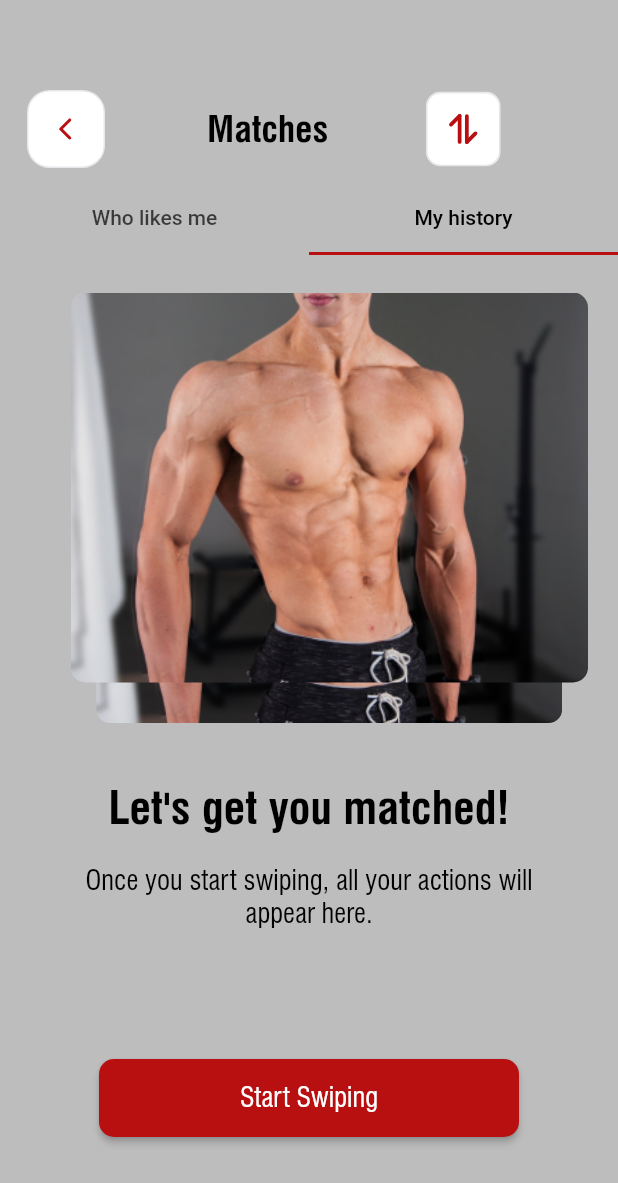
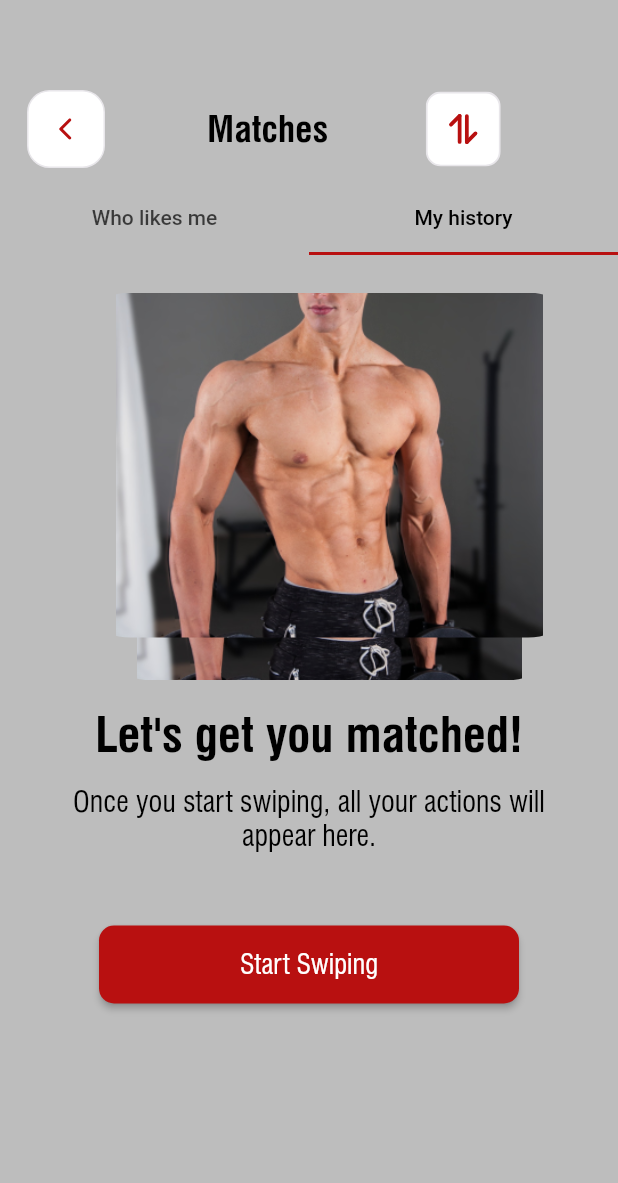
Before and after one commit to ahsanmubashir01/spotter, a Flutter app: the HomePage screen opened by its route, tab 2 chosen, on a phone screen of 412 x 824 dp. Shown: the top 1183 px of the screen. Run offline on Flutter 3.47's test engine with Material 2 defaults, Android fonts, the phone set to English and light mode, and no system bars; drawn by our look-alikes of flutter_card_swiper; our stand-ins replace cached_network_image, cloud_firestore, connectivity_plus, dotted_border, expandable_text, firebase_auth and 9 more; accounts and stored records are empty.

Commit message:
spotter desin

```diff
--- a/lib/screens/logicaBottomNavigatorBar.screen.dart
+++ b/lib/screens/logicaBottomNavigatorBar.screen.dart
@@ -28,8 +28,8 @@ class _LogicaBottomNavigatorBarScreenState
 
   static List<Widget> _widgetOptions = <Widget>[
     ExploreMainScreen(),
-    Matches(),
-    // HomePage(),
+    // Matches(),
+    HomePage(),
     MessageList(),
     Fitness(),
   ];
--- a/lib/screens/registroScreens/likes.dart
+++ b/lib/screens/registroScreens/likes.dart
@@ -25,7 +25,7 @@ class HomePage extends StatelessWidget {
                     child: Text(
                       '   Matches',
                       style:
-                          TextStyle(fontSize: 24, fontWeight: FontWeight.bold),
+                      TextStyle(fontSize: 24, fontWeight: FontWeight.bold),
                     ),
                   ),
                   SizedBox(width: 65),
@@ -54,41 +54,22 @@ class HomePage extends StatelessWidget {
               child: Container(
                 child: TabBarView(
                   children: [
-                    // First tab content / singlechildscrollview
                     Column(
                       children: [
-                        Padding(
-                          padding: const EdgeInsets.fromLTRB(27, 0, 0, 0),
-                          child: Container(
-                            height: 310,
-                            child: CardSwiper(
-                              cardsCount: 3,
-                              onSwipe: _onSwipe,
-                              cardBuilder: (context, index) => ClipRRect(
-                                borderRadius: BorderRadius.circular(10),
-                                child: Image.asset(
-                                  'assets/images/fit.png',
-                                  height: 300,
-                                  width: 250,
-                                  fit: BoxFit.cover,
-                                ),
-                              ),
-                            ),
-                          ),
-                        ),
-                        SizedBox(height: 30),
+                        _buildSwiperContent(_onSwipe),
+                        SizedBox(height: 10),
                         Text(
                           'Give them a reason\nto notice you',
                           style: TextStyle(
-                              fontWeight: FontWeight.bold, fontSize: 30),
+                              fontWeight: FontWeight.bold, fontSize: 32),
                           textAlign: TextAlign.center,
                         ),
-                        SizedBox(height: 20),
+                        SizedBox(height: 5),
                         Text(
                           'People who like you will appear here.\nBrush up your profile to attract more likes.',
-                          textAlign: TextAlign.center,
+                          textAlign: TextAlign.center,style: TextStyle(fontSize: 19),
                         ),
-                        SizedBox(height: 50),
+                        SizedBox(height: 30),
                         Container(
                           width: 280,
                           child: ElevatedButton(
@@ -106,41 +87,24 @@ class HomePage extends StatelessWidget {
                         ),
                       ],
                     ),
-                    // Second tab content / singlechildscrollview
                     Column(
                       children: [
-                        Padding(
-                          padding: const EdgeInsets.fromLTRB(27, 0, 0, 0),
-                          child: Container(
-                            height: 310,
-                            child: CardSwiper(
-                              cardsCount: 3,
-                              onSwipe: _onSwipe1,
-                              cardBuilder: (context, index) => ClipRRect(
-                                borderRadius: BorderRadius.circular(10),
-                                child: Image.asset(
-                                  'assets/images/fit.png',
-                                  height: 300,
-                                  width: 250,
-                                  fit: BoxFit.cover,
-                                ),
-                              ),
-                            ),
-                          ),
-                        ),
-                        SizedBox(height: 40),
+                        _buildSwiperContent(_onSwipe1),
+                        SizedBox(height: 20),
                         Text(
                           "Let's get you matched!",
                           style: TextStyle(
-                              fontWeight: FontWeight.bold, fontSize: 30),
+                              fontWeight: FontWeight.bold, fontSize: 32),
                           textAlign: TextAlign.center,
                         ),
-                        SizedBox(height: 20),
+                        SizedBox(height: 15),
                         Text(
                           'Once you start swiping, all your actions will\nappear here.',
-                          textAlign: TextAlign.center,
+                          textAlign: TextAlign.center,style: TextStyle(fontSize: 19),
                         ),
-                        SizedBox(height: 86),
+                        SizedBox(
+                          height: 48,
+                        ),
                         Container(
                           width: 280,
                           child: ElevatedButton(
@@ -172,6 +136,36 @@ class HomePage extends StatelessWidget {
     );
   }
 
+  Widget _buildSwiperContent(
+      bool Function(int, int?, CardSwiperDirection) onSwipe) {
+    return Padding(
+      padding: const EdgeInsets.fromLTRB(27, 0, 0, 0),
+      child: Container(
+        height: 280,
+        child: CardSwiper(
+          cardsCount: 3,
+          onSwipe: onSwipe,
+          cardBuilder: (context, index) => ClipRRect(
+            borderRadius: BorderRadius.circular(40),
+            child: Padding(
+              padding: const EdgeInsets.symmetric(horizontal: 30.0),
+              child: Image.asset(
+                'assets/images/fit.png',fit: BoxFit.cover,
+                height: 150,
+                width: 200,
+
+              ),
+            ),
+          ),
+
+        ),
+
+      ),
+
+    );
+
+  }
+
   bool _onSwipe(
       int previousIndex, int? currentIndex, CardSwiperDirection direction) {
     // Handle swipe action here
--- a/lib/screens/registroScreens/subscriptionoptingmessage.dart
+++ b/lib/screens/registroScreens/subscriptionoptingmessage.dart
@@ -14,6 +14,7 @@ class _SubscriptionOptingMessageState extends State<SubscriptionOptingMessage> {
   Widget build(BuildContext context) {
     return Scaffold(
       body: Center(
+        child: SingleChildScrollView(
           child: Column(
             children: [
               Padding(
@@ -86,6 +87,7 @@ class _SubscriptionOptingMessageState extends State<SubscriptionOptingMessage> {
             ],
           ),
         ),
+      ),
     );
   }
 }
```
Also changed, not shown: lib/screens/exploreMain.screen.dart (+7 -3 lines), lib/screens/onboarding.screen.dart (+14 -2 lines), lib/screens/registroScreens/Stories.dart (+40 -26 lines), 1 other file. Lines whose indentation alone changed are shown as unchanged.
